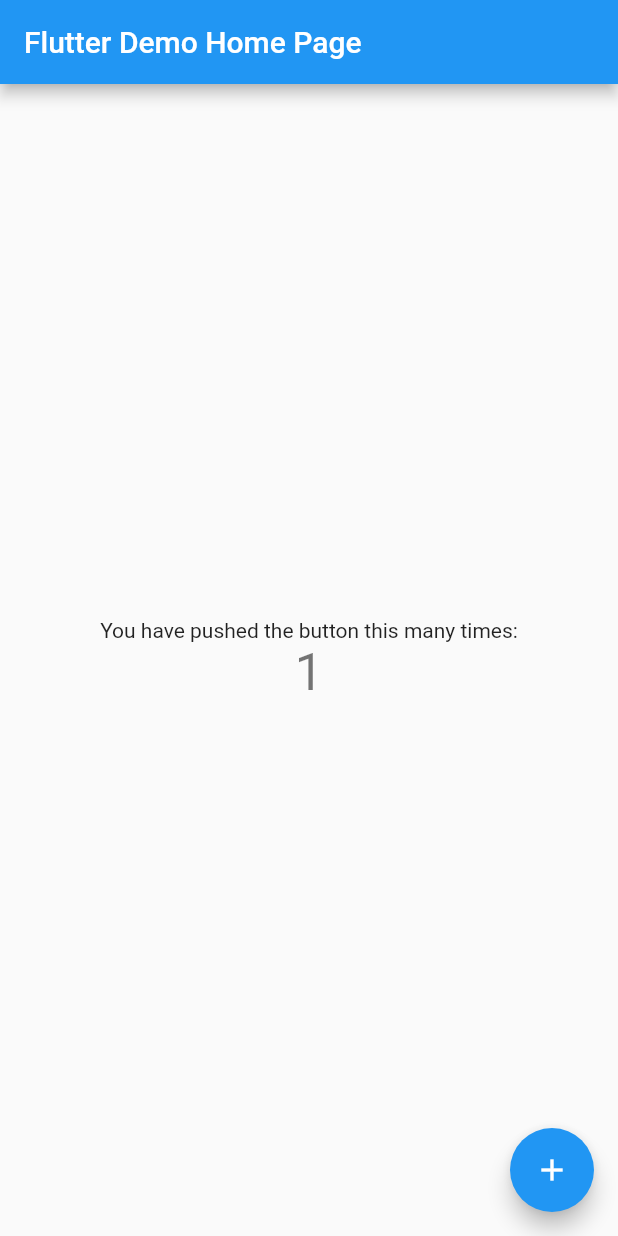
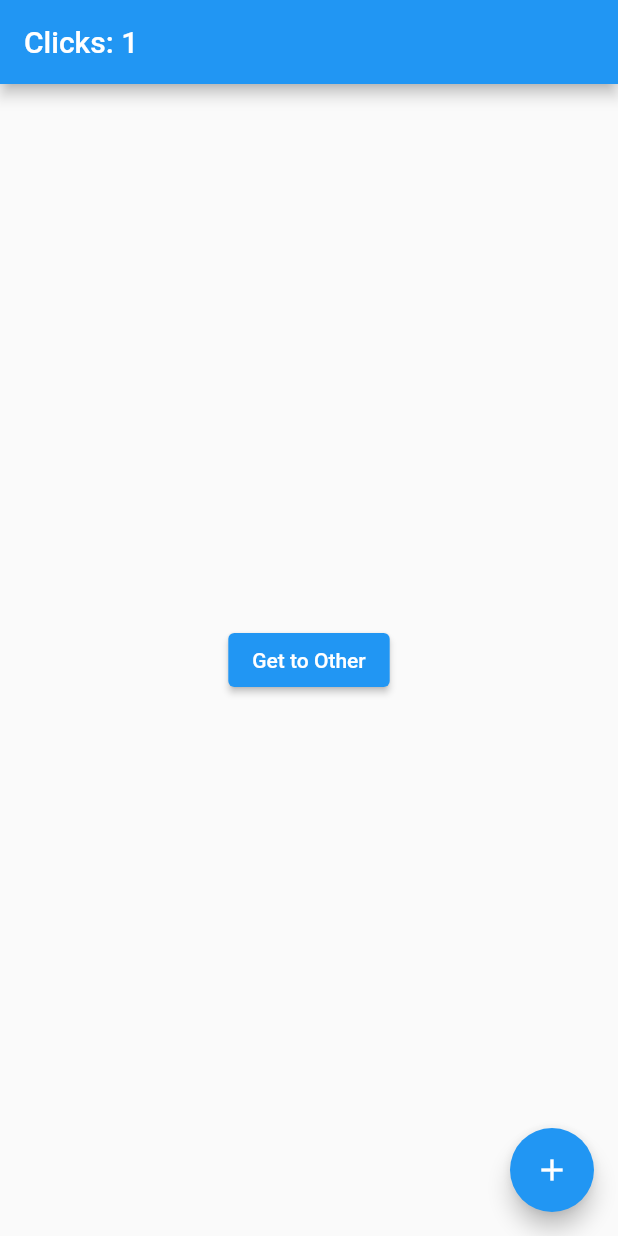
Before and after one commit to maverick0x/getx-tutorial, a Flutter app: the screen it shows after launch, after a tap on the "add" icon, on a phone screen of 412 x 824 dp. Run offline on Flutter 3.47's test engine with Material 2 defaults, Android fonts, the phone set to English and light mode, and no system bars; our stand-ins replace get.

Commit message:
Sample GEtX

```diff
--- a/lib/main.dart
+++ b/lib/main.dart
@@ -1,115 +1,61 @@
 import 'package:flutter/material.dart';
+import 'package:get/get.dart';
 
-void main() {
-  runApp(const MyApp());
+void main() => runApp(GetMaterialApp(home: Home()));
+
+class Controller extends GetxController {
+  // Create a count variable and make it observable by
+  // appending .obs
+  var count = 0.obs;
+
+  void increment() => count++;
 }
 
-class MyApp extends StatelessWidget {
-  const MyApp({super.key});
+class Home extends StatelessWidget {
+  // Instantiate your Getx Class on the top level
+  // to make it available to all child routes there.
+  final Controller controller = Get.put(Controller());
 
-  // This widget is the root of your application.
+  Home({super.key});
+
   @override
   Widget build(BuildContext context) {
-    return MaterialApp(
-      title: 'Flutter Demo',
-      theme: ThemeData(
-        // This is the theme of your application.
-        //
-        // Try running your application with "flutter run". You'll see the
-        // application has a blue toolbar. Then, without quitting the app, try
-        // changing the primarySwatch below to Colors.green and then invoke
-        // "hot reload" (press "r" in the console where you ran "flutter run",
-        // or simply save your changes to "hot reload" in a Flutter IDE).
-        // Notice that the counter didn't reset back to zero; the application
-        // is not restarted.
-        primarySwatch: Colors.blue,
+    return Scaffold(
+      appBar: AppBar(
+        // Wrap the widget that'll keep changing with Obx Widget.
+        title: Obx(
+          () => Text(
+            "Clicks: ${controller.count}",
+          ),
+        ),
       ),
-      home: const MyHomePage(title: 'Flutter Demo Home Page'),
+      body: Center(
+        child: ElevatedButton(
+          onPressed: () => Get.to(Other()),
+          child: const Text("Get to Other"),
+        ),
+      ),
+      floatingActionButton: FloatingActionButton(
+        onPressed: controller.increment,
+        child: const Icon(Icons.add),
+      ),
     );
   }
 }
 
-class MyHomePage extends StatefulWidget {
-  const MyHomePage({super.key, required this.title});
+class Other extends StatelessWidget {
+  final Controller controller = Get.find();
 
-  // This widget is the home page of your application. It is stateful, meaning
-  // that it has a State object (defined below) that contains fields that affect
-  // how it looks.
-
-  // This class is the configuration for the state. It holds the values (in this
-  // case the title) provided by the parent (in this case the App widget) and
-  // used by the build method of the State. Fields in a Widget subclass are
-  // always marked "final".
-
-  final String title;
-
-  @override
-  State<MyHomePage> createState() => _MyHomePageState();
-}
-
-class _MyHomePageState extends State<MyHomePage> {
-  int _counter = 0;
-
-  void _incrementCounter() {
-    setState(() {
-      // This call to setState tells the Flutter framework that something has
-      // changed in this State, which causes it to rerun the build method below
-      // so that the display can reflect the updated values. If we changed
-      // _counter without calling setState(), then the build method would not be
-      // called again, and so nothing would appear to happen.
-      _counter++;
-    });
-  }
+  Other({super.key});
 
   @override
   Widget build(BuildContext context) {
-    // This method is rerun every time setState is called, for instance as done
-    // by the _incrementCounter method above.
-    //
-    // The Flutter framework has been optimized to make rerunning build methods
-    // fast, so that you can just rebuild anything that needs updating rather
-    // than having to individually change instances of widgets.
     return Scaffold(
-      appBar: AppBar(
-        // Here we take the value from the MyHomePage object that was created by
-        // the App.build method, and use it to set our appbar title.
-        title: Text(widget.title),
-      ),
       body: Center(
-        // Center is a layout widget. It takes a single child and positions it
-        // in the middle of the parent.
-        child: Column(
-          // Column is also a layout widget. It takes a list of children and
-          // arranges them vertically. By default, it sizes itself to fit its
-          // children horizontally, and tries to be as tall as its parent.
-          //
-          // Invoke "debug painting" (press "p" in the console, choose the
-          // "Toggle Debug Paint" action from the Flutter Inspector in Android
-          // Studio, or the "Toggle Debug Paint" command in Visual Studio Code)
-          // to see the wireframe for each widget.
-          //
-          // Column has various properties to control how it sizes itself and
-          // how it positions its children. Here we use mainAxisAlignment to
-          // center the children vertically; the main axis here is the vertical
-          // axis because Columns are vertical (the cross axis would be
-          // horizontal).
-          mainAxisAlignment: MainAxisAlignment.center,
-          children: <Widget>[
-            const Text(
-              'You have pushed the button this many times:',
-            ),
-            Text(
-              '$_counter',
-              style: Theme.of(context).textTheme.headlineMedium,
-            ),
-          ],
+        child: Text(
+          "${controller.count}",
         ),
       ),
-      floatingActionButton: FloatingActionButton(
-        onPressed: _incrementCounter,
-        tooltip: 'Increment',
-        child: const Icon(Icons.add),
-      ), // This trailing comma makes auto-formatting nicer for build methods.
     );
   }
 }
```
Also changed, not shown: 2 other files.
